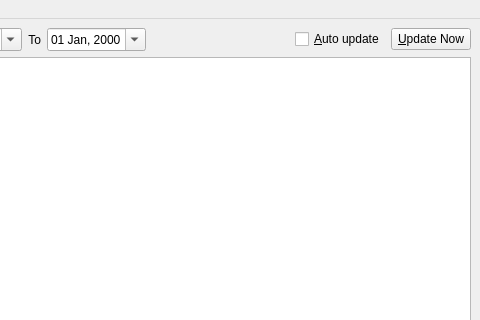
Old version of the form gui/mainwindow.ui in the repository nsmgr8/ifmon; both pictures show x 120 to 600 and y 0 to 320 of the 600 by 500 pixel window.
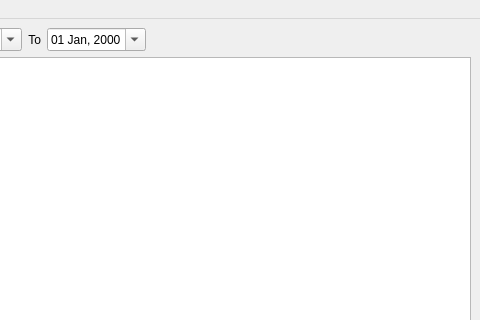
New version of the form.

Commit message: always use timer

Diff of the .ui file:
```diff
--- a/gui/mainwindow.ui
+++ b/gui/mainwindow.ui
@@ -85,20 +85,6 @@
         </property>
        </spacer>
       </item>
-      <item>
-       <widget class="QCheckBox" name="checkAuto">
-        <property name="text">
-         <string>&amp;Auto update</string>
-        </property>
-       </widget>
-      </item>
-      <item>
-       <widget class="QPushButton" name="updateButton">
-        <property name="text">
-         <string>&amp;Update Now</string>
-        </property>
-       </widget>
-      </item>
      </layout>
     </item>
     <item row="1" column="0">
```
Left out of the diff: 20 changed lines with no effect on the pictures. The commit also changes 2 other files.
